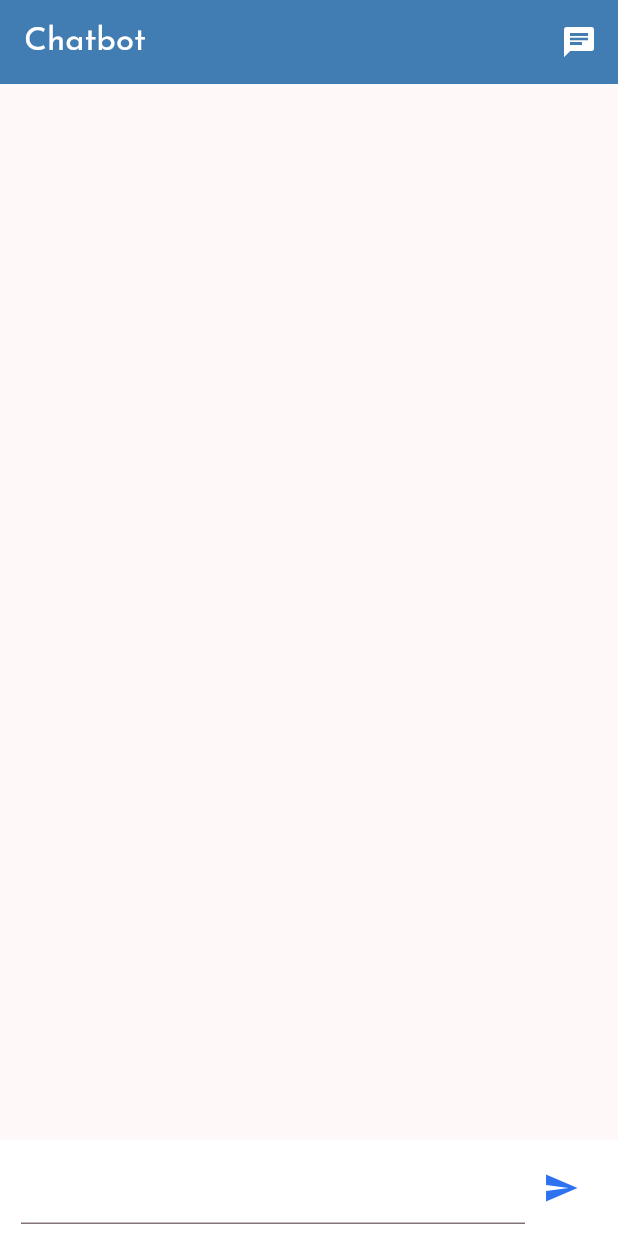
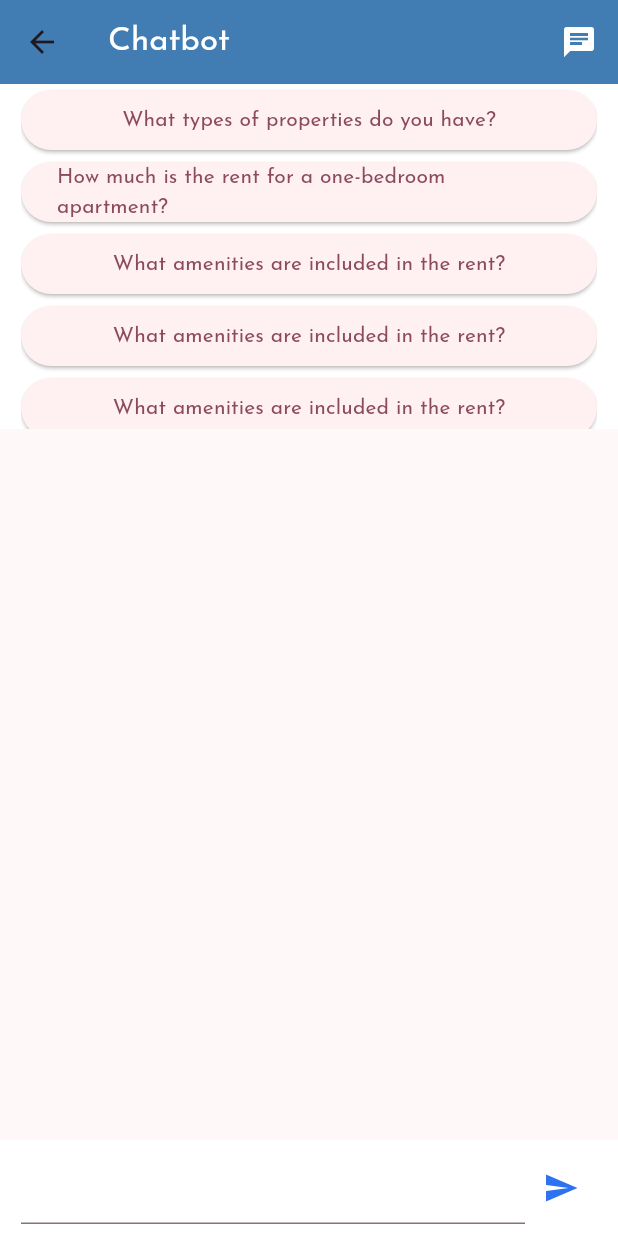
Before and after one commit to EmanDomingo/Rent-thesis, a Flutter app: the Chatbot screen opened directly, after a tap on the "send" icon, on a phone screen of 412 x 824 dp. Run offline on Flutter 3.47's test engine with Material 3 defaults, Android fonts, the phone set to English and light mode, and no system bars; our stand-ins replace cached_network_image, cloud_firestore, firebase_auth, firebase_core, firebase_storage, flutter_easyloading and 4 more; missing offline and left inert: country_state_city_picker, dialog_flowtter, firebase_ui_auth; accounts and stored records are empty; project files that could hold a hidden picture were left out.

Commit message:
Chatbot List Questions 12/06/2023

```diff
--- a/lib/views/buyers/chatbot/chatbot.dart
+++ b/lib/views/buyers/chatbot/chatbot.dart
@@ -1,9 +1,7 @@
-import 'package:cloud_firestore/cloud_firestore.dart';
+
 import 'package:dialog_flowtter/dialog_flowtter.dart';
 import 'package:flutter/material.dart';
 import 'package:rental_app/views/buyers/chatbot/Messages.dart';
-
-import '../../../models/chatbot_model.dart';
 
 void main() {
   runApp(const MyApp());
@@ -41,6 +39,18 @@ class _ChatbotState extends State<Chatbot> {
     super.initState();
   }
 
+  List<String> predefinedQuestions = [
+    "What types of properties do you have?",
+    "How much is the rent for a one-bedroom apartment?",
+    "What amenities are included in the rent?",
+    "What amenities are included in the rent?",
+    "What amenities are included in the rent?",
+    "What amenities are included in the rent?",
+    "What amenities are included in the rent?",
+    "What amenities are included in the rent?",
+    // Add more questions as needed
+  ];
+
   @override
   Widget build(BuildContext context) {
     return Scaffold(
@@ -66,6 +76,26 @@ class _ChatbotState extends State<Chatbot> {
       body: Container(
         child: Column(
           children: [
+            // Display clickable questions in a vertical scrollable list
+            Container(
+              height: 230, // Set a fixed height for the list
+              padding: EdgeInsets.symmetric(horizontal: 14),
+              color: Colors.white,
+              child: ListView(
+                children: [
+                  for (String question in predefinedQuestions)
+                    ElevatedButton(
+                      onPressed: () {
+                        setState(() {
+                          _controller.text = question;
+                        });
+                        sendMessage(question);
+                      },
+                      child: Text(question),
+                    ),
+                ],
+              ),
+            ),
             Expanded(child: MessagesScreen(messages: messages)),
             Container(
               padding: EdgeInsets.symmetric(horizontal: 14, vertical: 8),
@@ -76,7 +106,8 @@ class _ChatbotState extends State<Chatbot> {
                     child: TextField(
                       controller: _controller,
                       style: TextStyle(color: Colors.black),
-                  )),
+                    ),
+                  ),
                   IconButton(
                     onPressed: () {
                       sendMessage(_controller.text);
@@ -85,158 +116,19 @@ class _ChatbotState extends State<Chatbot> {
                     icon: Icon(
                       Icons.send,
                       color: Color.fromARGB(255, 45, 114, 241),
-                      ))
+                    ),
+                  ),
                 ],
               ),
-            )
+            ),
           ],
         ),
       ),
     );
   }
 
+
   sendMessage(String text) async {
-    // ...
-
-    if (text.contains('show name') ||
-        text.contains('list name') ||
-        text.contains('name')) {
-      // Get the available products from Firebase.
-      final FirebaseFirestore _firestore = FirebaseFirestore.instance;
-      CollectionReference productsCollection =
-          _firestore.collection('products');
-      QuerySnapshot snapshot =
-          await productsCollection.where('approved', isEqualTo: true).get();
-
-      // Iterate over the snapshot and add the available products to the list.
-      List<Product> availableProducts = [];
-      for (DocumentSnapshot document in snapshot.docs) {
-        Product product = Product(
-          ownerId: document.id,
-          productName: document.get('productName'),
-          category: document.get('category'),
-          productPrice: document.get('productPrice'),
-        );
-
-        availableProducts.add(product);
-      }
-
-      // Update the list of available products in the chatbot.
-      // setState(() {
-      //   messages.clear();
-      //   for (Product product in availableProducts) {
-      //     addMessage(
-      //         Message(
-      //           text: DialogText(text: [
-      //             product.productName,
-      //             product.productPrice.toString()
-      //           ]),
-      //         ),
-      //         true);
-      //   }
-      // });
-
-      // Listen for realtime changes to the available products collection.
-      productsCollection
-          .where('approved', isEqualTo: true)
-          .snapshots()
-          .listen((snapshot) {
-        // Get the list of available products from the snapshot.
-        // List<Product> availableProducts = [];
-        // for (DocumentSnapshot document in snapshot.docs) {
-        //   Product product = Product(
-        //     ownerId: document.id,
-        //     productName: document.get('productName'),
-        //     category: document.get('category'),
-        //     productPrice: document.get('productPrice'),
-        //   );
-
-        //   availableProducts.add(product);
-        // }
-
-        // Update the list of available products in the chatbot.
-        setState(() {
-          messages.clear();
-          for (Product product in availableProducts) {
-            addMessage(
-                Message(
-                  text: DialogText(text: [product.productPrice.toString()]),
-                ),
-                true);
-          }
-        });
-      });
-    }
-
-    if (text.contains('show price') ||
-        text.contains('list price') ||
-        text.contains('price')) {
-      // Get the available products from Firebase.
-      final FirebaseFirestore _firestore = FirebaseFirestore.instance;
-      CollectionReference productsCollection =
-          _firestore.collection('products');
-      QuerySnapshot snapshot =
-          await productsCollection.where('approved', isEqualTo: true).get();
-
-      // Iterate over the snapshot and add the available products to the list.
-      List<Product> availableProducts = [];
-      for (DocumentSnapshot document in snapshot.docs) {
-        Product product = Product(
-          ownerId: document.id,
-          productName: document.get('productName'),
-          category: document.get('category'),
-          productPrice: document.get('productPrice'),
-        );
-
-        availableProducts.add(product);
-      }
-
-      // Update the list of available products in the chatbot.
-      // setState(() {
-      //   messages.clear();
-      //   for (Product product in availableProducts) {
-      //     addMessage(
-      //         Message(
-      //           text: DialogText(text: [
-      //             product.productName,
-      //             product.productPrice.toString()
-      //           ]),
-      //         ),
-      //         true);
-      //   }
-      // });
-
-      // Listen for realtime changes to the available products collection.
-      productsCollection
-          .where('approved', isEqualTo: true)
-          .snapshots()
-          .listen((snapshot) {
-        // Get the list of available products from the snapshot.
-        // List<Product> availableProducts = [];
-        // for (DocumentSnapshot document in snapshot.docs) {
-        //   Product product = Product(
-        //     ownerId: document.id,
-        //     productName: document.get('productName'),
-        //     category: document.get('category'),
-        //     productPrice: document.get('productPrice'),
-        //   );
-
-        //   availableProducts.add(product);
-        // }
-
-        // Update the list of available products in the chatbot.
-        setState(() {
-          messages.clear();
-          for (Product product in availableProducts) {
-            addMessage(
-                Message(
-                  text: DialogText(text: [product.productPrice.toString()]),
-                ),
-                true);
-          }
-        });
-      });
-    }
 
     if (text.isEmpty) {
       print('Message is empty');
--- a/lib/views/buyers/chatbot/messages.dart
+++ b/lib/views/buyers/chatbot/messages.dart
@@ -1,3 +1,4 @@
+
 import 'package:flutter/material.dart';
 
 class MessagesScreen extends StatefulWidget {
```
Also changed, not shown: lib/views/buyers/main_screen.dart (+15 -14 lines). Lines whose indentation alone changed are shown as unchanged.
